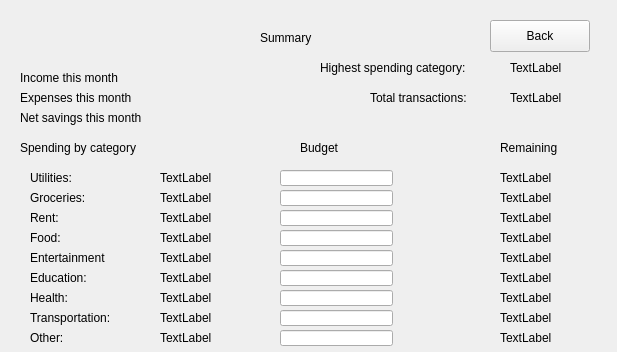
Old version of the form statistics.ui in the repository mostafaaminn/smartbudget.
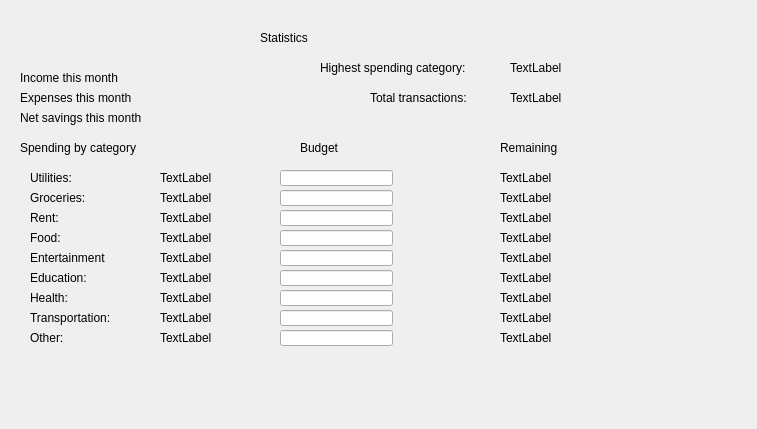
New version of the form.

Commit message: Remove back buttons from history/statistics and remove history/summary buttons from transactions window

Patch:
```diff
--- a/statistics.ui
+++ b/statistics.ui
@@ -6,8 +6,8 @@
    <rect>
     <x>0</x>
     <y>0</y>
-    <width>617</width>
-    <height>352</height>
+    <width>757</width>
+    <height>429</height>
    </rect>
   </property>
   <property name="windowTitle">
@@ -23,7 +23,7 @@
     </rect>
    </property>
    <property name="text">
-    <string>Summary</string>
+    <string>Statistics</string>
    </property>
   </widget>
   <widget class="QLabel" name="label_2">
@@ -403,19 +403,6 @@
     <string>TextLabel</string>
    </property>
   </widget>
-  <widget class="QPushButton" name="back1Button">
-   <property name="geometry">
-    <rect>
-     <x>490</x>
-     <y>20</y>
-     <width>100</width>
-     <height>32</height>
-    </rect>
-   </property>
-   <property name="text">
-    <string>Back</string>
-   </property>
-  </widget>
   <widget class="QLineEdit" name="budgetUtilities">
    <property name="geometry">
     <rect>
```
The commit also changes 9 other files.
